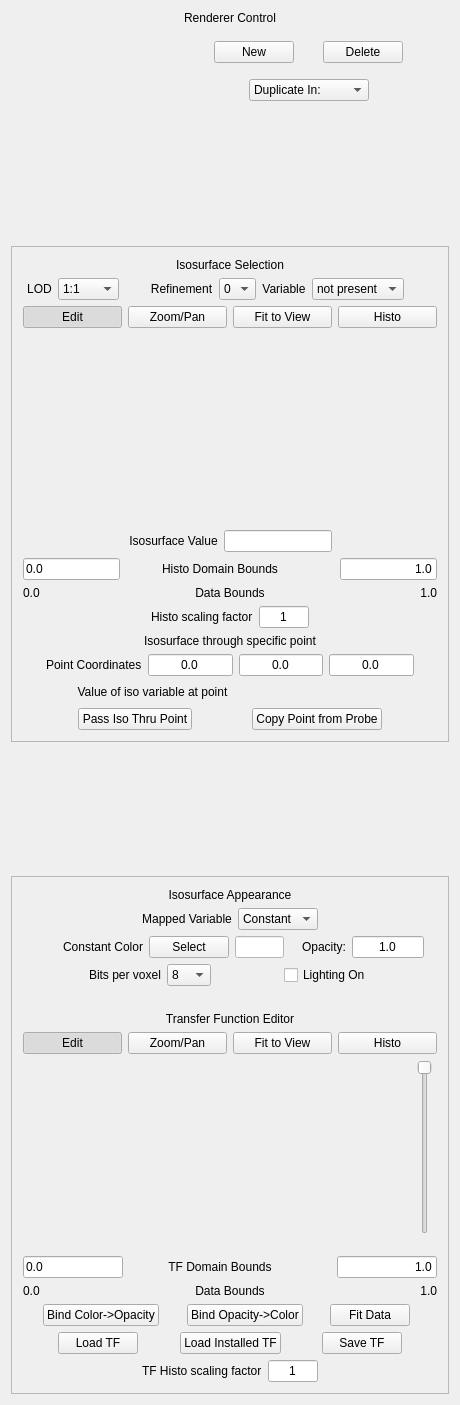
Before: the Qt Designer form apps/vaporgui/guis/ui/isotab.ui in yyr/vapor, drawn with Qt 5.
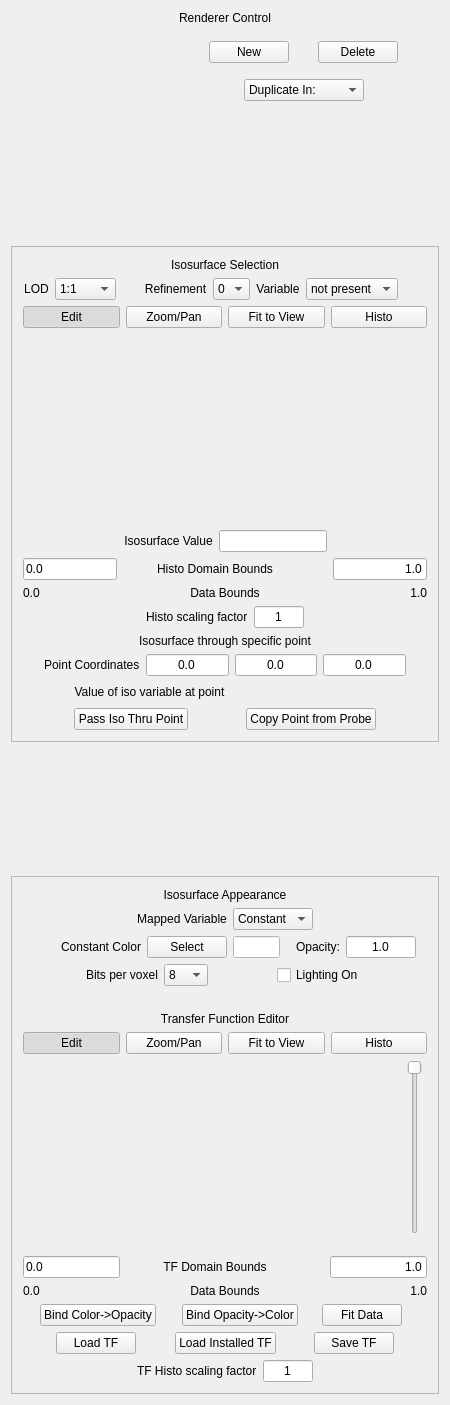
After: the same form once the commit is applied. Custom widgets are drawn as their Qt base class.

```diff
--- a/apps/vaporgui/guis/ui/isotab.ui
+++ b/apps/vaporgui/guis/ui/isotab.ui
@@ -6,7 +6,7 @@
    <rect>
     <x>0</x>
     <y>0</y>
-    <width>460</width>
+    <width>450</width>
     <height>1405</height>
    </rect>
   </property>
```
